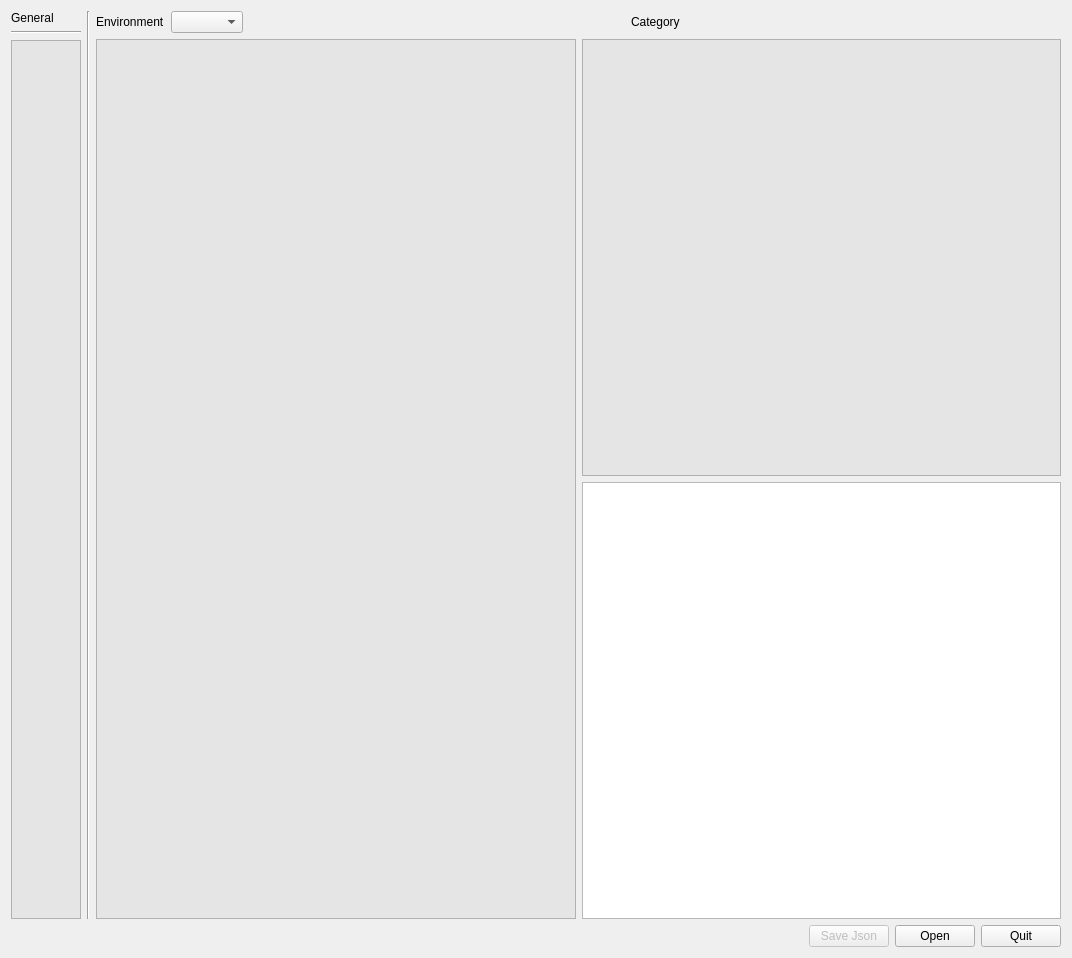
This is DBPARAMS.ui in doubsman/DBAlbums as Qt 5 draws it before an edit. The edited form follows.
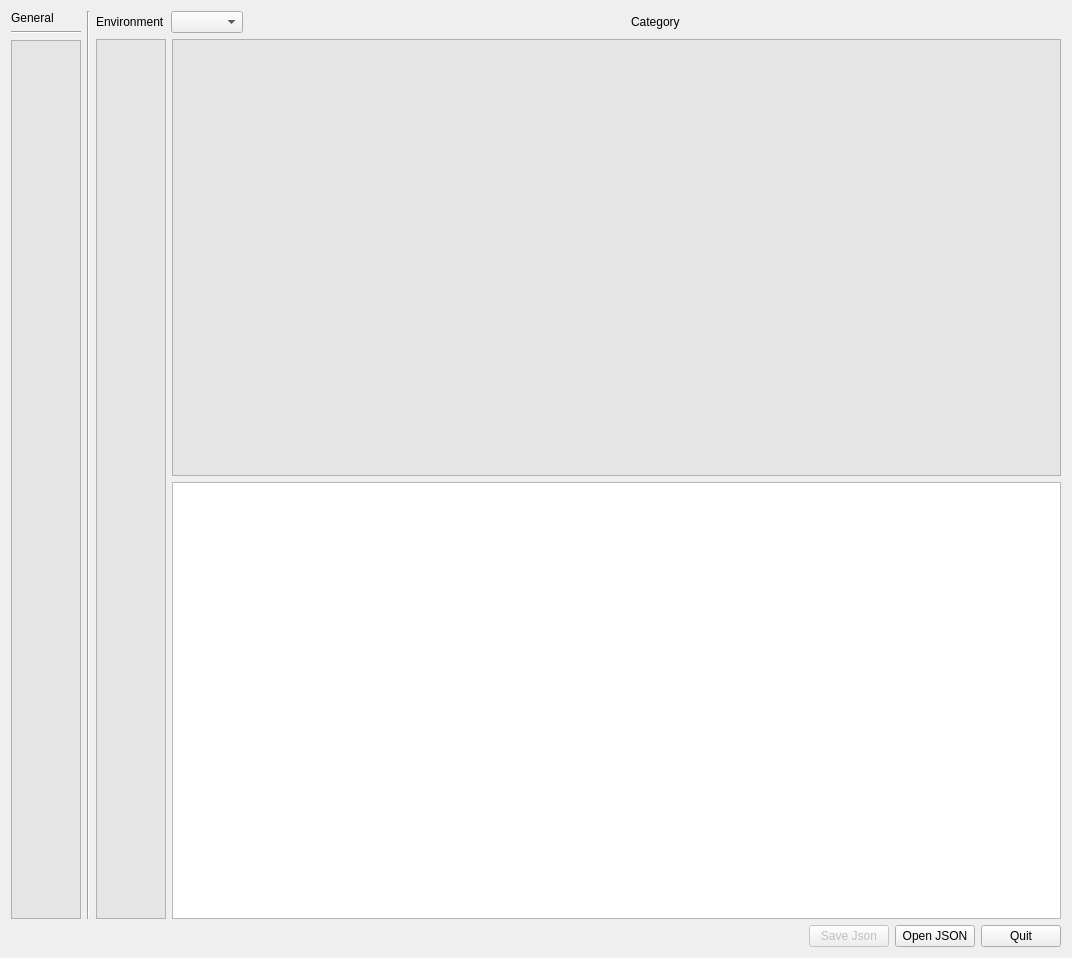
This is the edited form.

Commit message: 1.67 clean call file json

```diff
--- a/DBPARAMS.ui
+++ b/DBPARAMS.ui
@@ -166,14 +166,7 @@
               </widget>
              </item>
              <item>
-              <widget class="QTextEdit" name="textEdit">
-               <property name="sizePolicy">
-                <sizepolicy hsizetype="Minimum" vsizetype="Expanding">
-                 <horstretch>0</horstretch>
-                 <verstretch>0</verstretch>
-                </sizepolicy>
-               </property>
-              </widget>
+              <widget class="QTextEdit" name="textEdit"/>
              </item>
             </layout>
            </item>
@@ -211,7 +204,7 @@
        <item>
         <widget class="QPushButton" name="btn_open">
          <property name="text">
-          <string>Open</string>
+          <string>Open JSON</string>
          </property>
         </widget>
        </item>
```
The commit also changes 16 other files.
